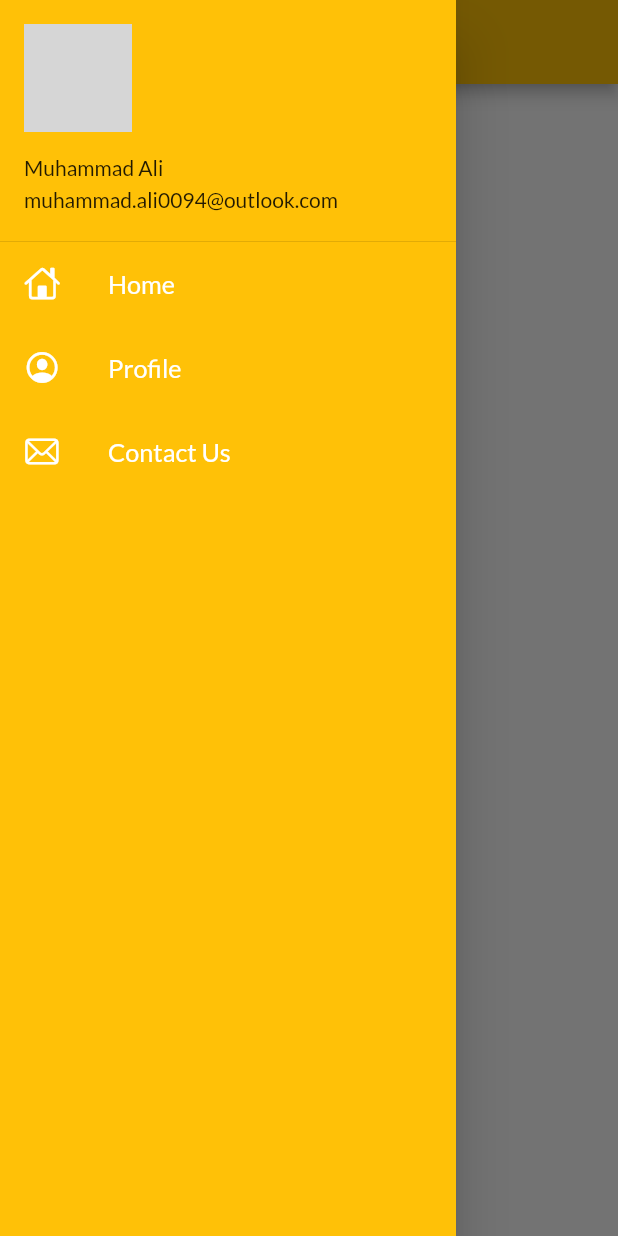
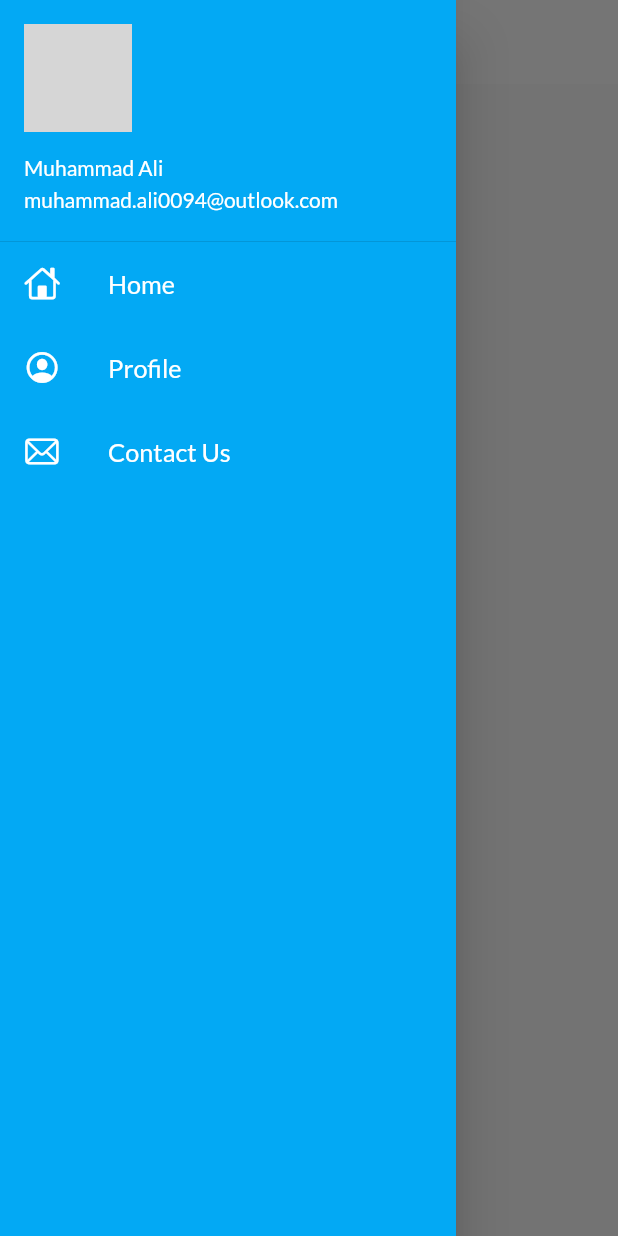
Before and after one commit to ali0094/Flutter-Layouts, a Flutter app: the screen it shows after launch, with the side drawer open, on a phone screen of 412 x 824 dp. Run offline on Flutter 3.47's test engine with Material 2 defaults, Android fonts, the phone set to English and light mode, and no system bars; our stand-ins replace google_fonts; network calls fail; grey boxes are pictures that could not be loaded.

Commit message:
themes extracted

```diff
--- a/basicactivity/lib/main.dart
+++ b/basicactivity/lib/main.dart
@@ -1,8 +1,8 @@
 import 'package:basicactivity/screens/home/homepage.dart';
 import 'package:basicactivity/screens/login/login.dart';
 import 'package:basicactivity/utils/routes.dart';
+import 'package:basicactivity/widgets/themes.dart';
 import 'package:flutter/material.dart';
-import 'package:google_fonts/google_fonts.dart';
 
 void main() {
   runApp(MyApp());
@@ -13,10 +13,7 @@ class MyApp extends StatelessWidget {
   Widget build(BuildContext context) {
     return MaterialApp(
       debugShowCheckedModeBanner: false,
-      theme: ThemeData(
-          primarySwatch: Colors.amber,
-          fontFamily: GoogleFonts.lato().fontFamily,
-          primaryTextTheme: GoogleFonts.latoTextTheme()),
+      theme: MyThemes.lightTheme(context),
       initialRoute: MyRoutes.homeRoute,
       routes: {
         MyRoutes.loginRoute: (context) => Login(),
--- a/basicactivity/lib/widgets/drawer.dart
+++ b/basicactivity/lib/widgets/drawer.dart
@@ -9,7 +9,7 @@ class MyDrawer extends StatelessWidget {
     const imageUrl = "https://avatars.githubusercontent.com/u/12684744?v=4";
     return Drawer(
       child: Container(
-        color: Colors.amber,
+        color: Colors.lightBlue,
         child: ListView(
           padding: EdgeInsets.zero,
           children: [
@@ -18,8 +18,18 @@ class MyDrawer extends StatelessWidget {
               margin: EdgeInsets.zero,
               child: UserAccountsDrawerHeader(
                 margin: EdgeInsets.zero,
-                accountName: Text("Muhammad Ali"),
-                accountEmail: Text("muhammad.ali0094@outlook.com"),
+                accountName: Text(
+                  "Muhammad Ali",
+                  style: TextStyle(
+                    color: Colors.white,
+                  ),
+                ),
+                accountEmail: Text(
+                  "muhammad.ali0094@outlook.com",
+                  style: TextStyle(
+                    color: Colors.white,
+                  ),
+                ),
                 currentAccountPicture: CircleAvatar(
                   backgroundImage: NetworkImage(imageUrl),
                 ),
--- /dev/null
+++ b/basicactivity/lib/widgets/themes.dart
@@ -0,0 +1,18 @@
+import 'package:flutter/material.dart';
+import 'package:google_fonts/google_fonts.dart';
+
+class MyThemes {
+  static ThemeData lightTheme(BuildContext context) => ThemeData(
+        primarySwatch: Colors.lightBlue,
+        fontFamily: GoogleFonts.lato().fontFamily,
+        primaryTextTheme: GoogleFonts.latoTextTheme(),
+        appBarTheme: AppBarTheme(
+          color: Colors.white,
+          elevation: 0,
+          iconTheme: IconThemeData(
+            color: Colors.black,
+          ),
+          textTheme: Theme.of(context).textTheme,
+        ),
+      );
+}
```
